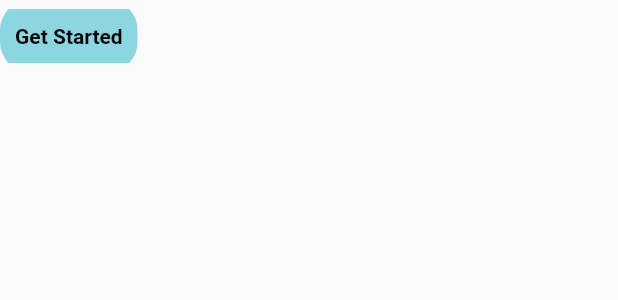
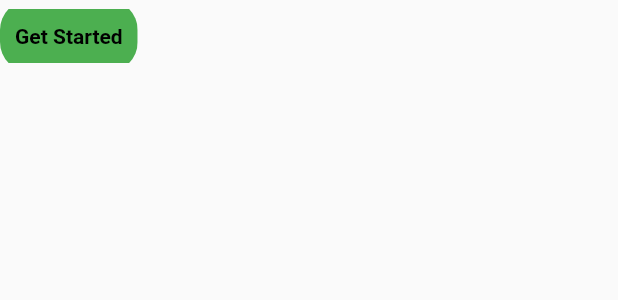
Before and after one commit to Veerendra-UI/mobile_tab_web_ResponsiveUI, a Flutter app: the MainButton widget shown alone on an empty page, opened directly, on a phone screen of 412 x 824 dp. Shown: the top 300 px of the screen. Run offline on Flutter 3.47's test engine with Material 2 defaults, Android fonts, the phone set to English and light mode, and no system bars; missing offline and left inert: dart:html.

Commit message:
last changes

```diff
--- a/lib/components/jumbotron.dart
+++ b/lib/components/jumbotron.dart
@@ -36,8 +36,8 @@ class Jumbotron extends StatelessWidget {
                     TextSpan(
                         text: 'Buy',
                         style: TextStyle(
-                          fontSize: isDesktop(context) ? 64 : 32,
-                        )),
+                            fontSize: isDesktop(context) ? 64 : 32,
+                            color: Colors.green)),
                     TextSpan(
                         text: 'cruelty Free',
                         style: TextStyle(
--- a/lib/components/mainbutton.dart
+++ b/lib/components/mainbutton.dart
@@ -16,7 +16,7 @@ class MainButton extends StatelessWidget {
       child: TextButton(
         onPressed: tapEvent,
         style: ButtonStyle(
-          backgroundColor: MaterialStateProperty.all<Color>(vSecondrColor),
+          backgroundColor: MaterialStateProperty.all<Color>(vPrimaryColor),
           padding: MaterialStateProperty.all(
               EdgeInsets.symmetric(horizontal: 10, vertical: 10)),
         ),
--- a/lib/main.dart
+++ b/lib/main.dart
@@ -1,3 +1,4 @@
+import 'dart:async';
 import 'package:flutter/material.dart';
 import 'package:responsive_design/screens/home/home.dart';
 
```
Also changed, not shown: pubspec.lock.
